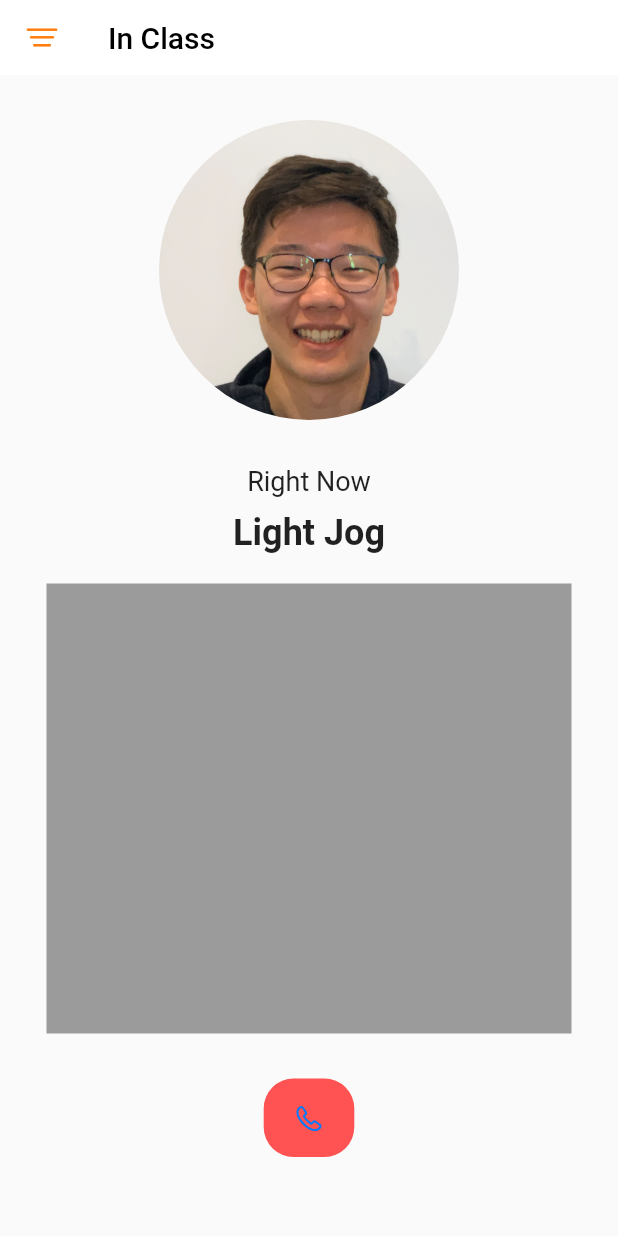
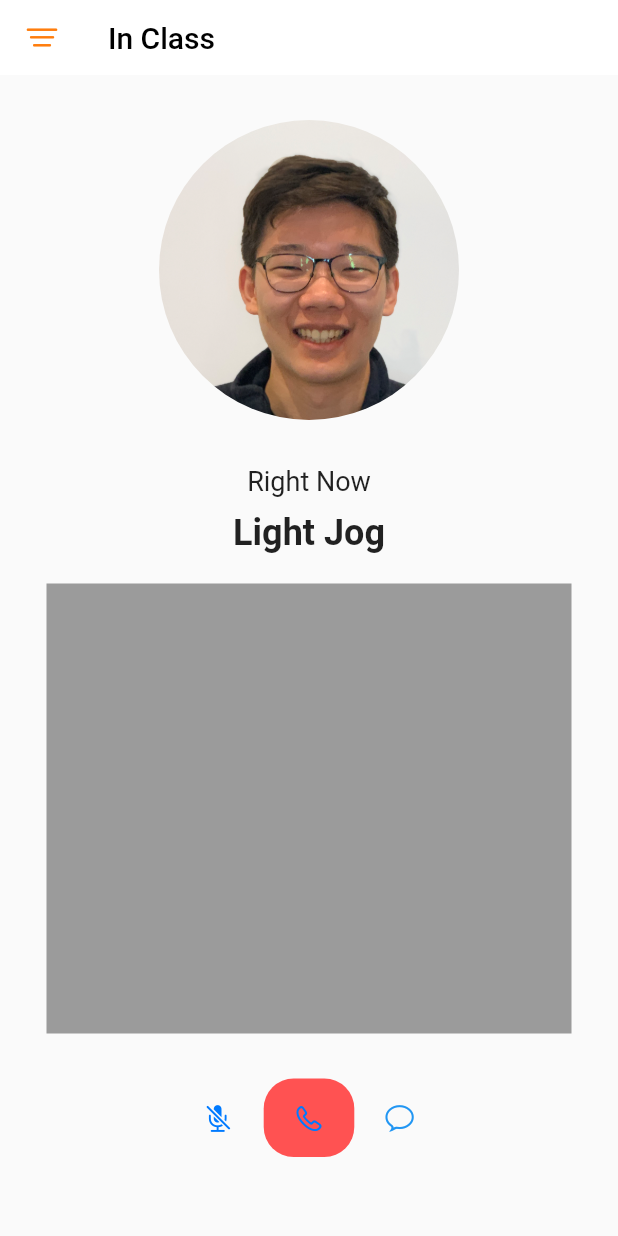
Before and after one commit to joeykhuang/RunningSociety, a Flutter app: the CallView screen opened directly, on a phone screen of 412 x 824 dp. Run offline on Flutter 3.47's test engine with Material 2 defaults, Android fonts, the phone set to English and light mode, and no system bars; our stand-ins replace font_awesome_flutter, permission_handler, shared_preferences, supabase, table_calendar, url_launcher_web; missing offline and left inert: gotrue, shared_preferences_web, tencent_rtc_plugin; accounts and stored records are empty.

Commit message:
added microphone and chat buttons

```diff
--- a/lib/call_view/call_view.dart
+++ b/lib/call_view/call_view.dart
@@ -24,7 +24,6 @@
   int? _room;
   String? _user;
   bool? _enabledMicrophone;
-  QualityEnum? _quality = QualityEnum.Speech;
   Map<String?, TencentRtcVideoViewController?> _users = {};
 
   _rtcListener(type, params) async {
@@ -67,6 +66,15 @@
     await Permission.microphone.request().isGranted;
   }
 
+  _onMicrophoneClick() async {
+    if (_enabledMicrophone!) {
+      await TencentRtcPlugin.stopLocalAudio();
+    } else {
+      await TencentRtcPlugin.startLocalAudio();
+    }
+    setState(() => _enabledMicrophone = !_enabledMicrophone!);
+  }
+
   @override
   void initState() {
     super.initState();
@@ -74,7 +82,7 @@
     TencentRtcPlugin.enableAudioVolumeEvaluation(intervalMs: 100);
     _room = 123456;
     _user = 'joey';
-    _enabledMicrophone = true;
+    _enabledMicrophone = false;
     _users[_user] = null;
     _onEnterRoom();
     if (_enabledMicrophone!) {
@@ -142,11 +150,19 @@
               child: Row(
                 mainAxisAlignment: MainAxisAlignment.center,
                 children: [
-                  CupertinoButton (
+                  CupertinoButton(
+                      child: _enabledMicrophone! ? Icon(CupertinoIcons.mic_fill): Icon(CupertinoIcons.mic_slash_fill),
+                      onPressed: _onMicrophoneClick,
+                  ),
+                  CupertinoButton(
                     child: Icon(CupertinoIcons.phone),
                     onPressed: () => Navigator.of(context).pop(),
                     color: Colors.redAccent,
                     borderRadius: BorderRadius.circular(20),
+                  ),
+                  CupertinoButton(
+                      child: Icon(CupertinoIcons.chat_bubble, color: Colors.blue,),
+                      onPressed: null
                   )
                 ],
               ),
```
Also changed, not shown: 1 other file.
